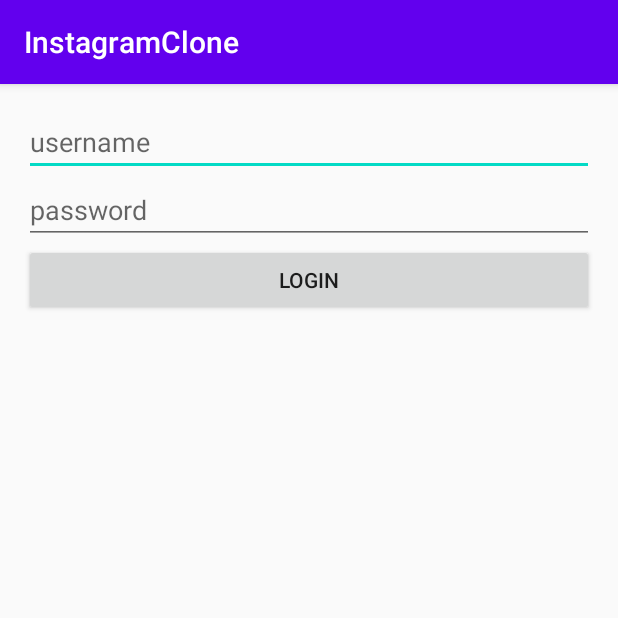
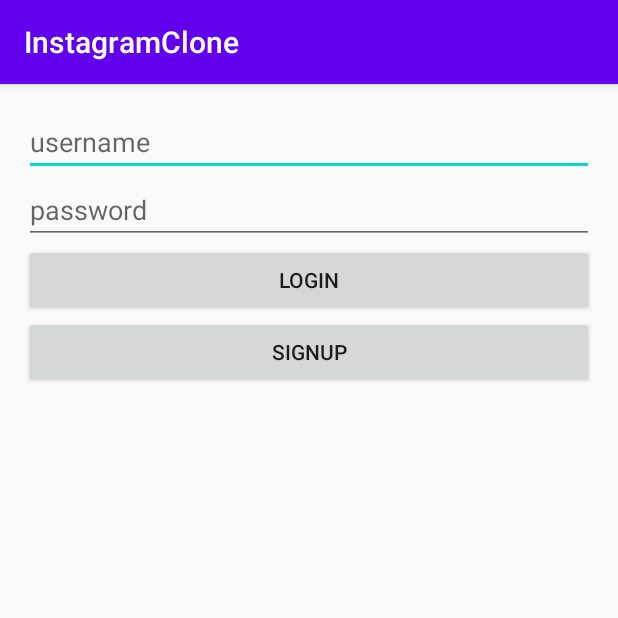
Before and after one commit to AlexFue/Lexigram, an Android app: the screen it shows after launch (LoginActivity), on a phone screen of 412 x 824 dp, the top half of it. Run offline under Robolectric (Android 15) with nearby library versions, the phone set to English and light mode, and no system bars; libraries missing offline, so code that uses them is left out: com.parse; 3 statements that could not run were skipped.

Commit message:
added more color and a signup button

```diff
--- /dev/null
+++ b/app/src/main/res/drawable/button_pressed.xml
@@ -0,0 +1,6 @@
+<?xml version="1.0" encoding="utf-8"?>
+<selector xmlns:android="http://schemas.android.com/apk/res/android">
+    <item android:state_pressed="true" android:color="#ffff0000"/>
+    <item android:state_focused="true" android:color="#ff0000ff"/>
+    <item android:color="#00FFFF"/>
+</selector>
--- a/app/src/main/res/layout/activity_login.xml
+++ b/app/src/main/res/layout/activity_login.xml
@@ -32,4 +32,11 @@
         android:layout_weight="1"
         android:text="Login" />
 
+    <Button
+        android:id="@+id/btnSignup"
+        android:layout_width="match_parent"
+        android:layout_height="wrap_content"
+        android:layout_weight="1"
+        android:text="Signup" />
+
 </LinearLayout>
```
Also changed, not shown: app/src/main/java/com/example/instagramclone/LoginActivity.java (+38 -0 lines), app/src/main/res/menu/menu_bottom_navigation.xml (+12 -3 lines).
